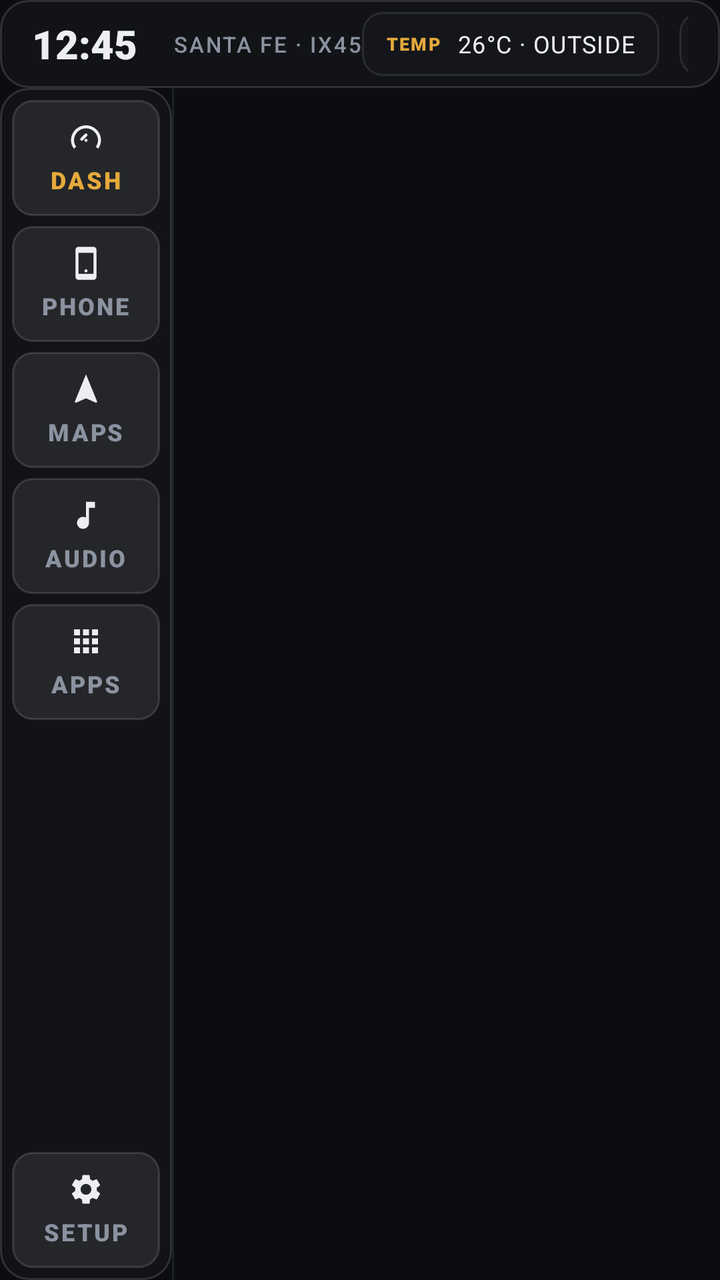
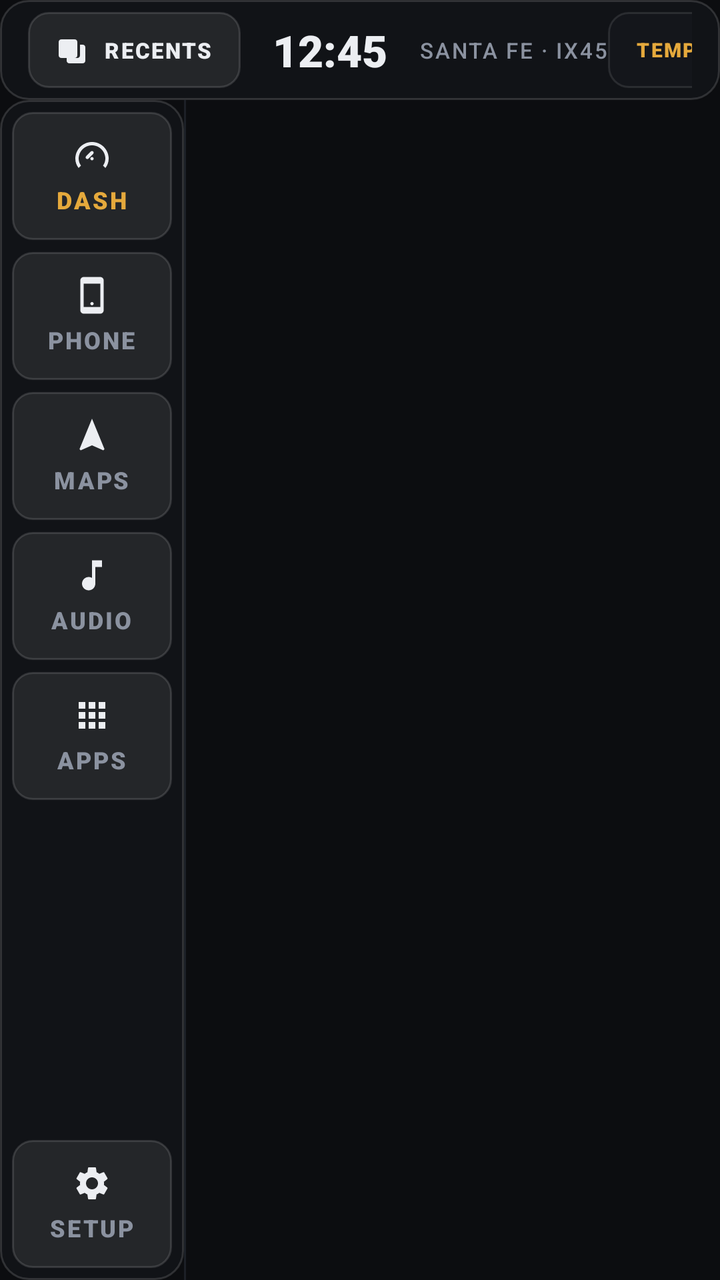

An Android layout rendered at two revisions. The XML below is the earlier revision; the diff shows what the commit changed to produce the second picture.
<!-- AndroidManifest.xml: application theme Theme.ApexDrive -->
<!-- res/layout/activity_main.xml -->
<?xml version="1.0" encoding="utf-8"?>
<LinearLayout xmlns:android="http://schemas.android.com/apk/res/android"
    android:layout_width="match_parent"
    android:layout_height="match_parent"
    android:orientation="vertical"
    android:background="@color/cockpit_surface_base">

    
    <LinearLayout
        android:id="@+id/headerBar"
        android:layout_width="match_parent"
        android:layout_height="44dp"
        android:orientation="horizontal"
        android:gravity="center_vertical"
        android:background="@drawable/bg_panel"
        android:paddingStart="16dp"
        android:paddingEnd="16dp">

        
        <TextView
            android:id="@+id/tvClock"
            android:layout_width="wrap_content"
            android:layout_height="wrap_content"
            android:text="12:45"
            android:textColor="@color/cockpit_text_primary"
            android:textSize="20sp"
            android:fontFamily="sans-serif-black" />

        
        <TextView
            android:id="@+id/tvVehicleModel"
            android:layout_width="wrap_content"
            android:layout_height="wrap_content"
            android:layout_marginStart="18dp"
            android:text="SANTA FE · IX45"
            android:textColor="@color/cockpit_text_secondary"
            android:textSize="11sp"
            android:fontFamily="sans-serif-medium"
            android:letterSpacing="0.08" />

        <View
            android:layout_width="0dp"
            android:layout_height="1dp"
            android:layout_weight="1" />

        
        <LinearLayout
            android:id="@+id/pillHeaderWeather"
            android:layout_width="wrap_content"
            android:layout_height="32dp"
            android:orientation="horizontal"
            android:gravity="center_vertical"
            android:background="@drawable/bg_card_inner"
            android:paddingStart="12dp"
            android:paddingEnd="12dp"
            android:clickable="true"
            android:focusable="true">

            <TextView
                android:id="@+id/tvWeatherIcon"
                android:layout_width="wrap_content"
                android:layout_height="wrap_content"
                android:text="TEMP"
                android:textColor="@color/accent_amber"
                android:textSize="9sp"
                android:fontFamily="sans-serif-black"
                android:letterSpacing="0.08" />

            <TextView
                android:id="@+id/tvWeatherText"
                android:layout_width="wrap_content"
                android:layout_height="wrap_content"
                android:layout_marginStart="8dp"
                android:text="26°C · OUTSIDE"
                android:textColor="@color/cockpit_text_primary"
                android:textSize="12sp"
                android:fontFamily="sans-serif-bold"
                android:letterSpacing="0.04" />
        </LinearLayout>

        
        <LinearLayout
            android:id="@+id/pillHeaderBluetooth"
            android:layout_width="wrap_content"
            android:layout_height="32dp"
            android:layout_marginStart="10dp"
            android:orientation="horizontal"
            android:gravity="center_vertical"
            android:background="@drawable/bg_card_inner"
            android:paddingStart="12dp"
            android:paddingEnd="12dp"
            android:clickable="true"
            android:focusable="true">

            <ImageView
                android:id="@+id/ivHeaderBtIcon"
                android:layout_width="14dp"
                android:layout_height="14dp"
                android:src="@drawable/ic_nav_bluetooth"
                android:contentDescription="Bluetooth" />

            <TextView
                android:id="@+id/tvHeaderBluetooth"
                android:layout_width="wrap_content"
                android:layout_height="wrap_content"
                android:layout_marginStart="8dp"
                android:text="NOT CONNECTED"
                android:textColor="@color/cockpit_text_secondary"
                android:textSize="11sp"
                android:fontFamily="sans-serif-bold"
                android:letterSpacing="0.04" />
        </LinearLayout>

    </LinearLayout>

    
    <LinearLayout
        android:layout_width="match_parent"
        android:layout_height="0dp"
        android:layout_weight="1"
        android:orientation="horizontal">

        
        <LinearLayout
            android:id="@+id/driverRail"
            android:layout_width="86dp"
            android:layout_height="match_parent"
            android:orientation="vertical"
            android:gravity="center_horizontal"
            android:background="@drawable/bg_panel"
            android:paddingTop="6dp"
            android:paddingBottom="6dp">

            
            <LinearLayout
                android:id="@+id/railBtnDash"
                android:layout_width="74dp"
                android:layout_height="58dp"
                android:orientation="vertical"
                android:gravity="center"
                android:background="@drawable/bg_elevated_btn"
                android:clickable="true"
                android:focusable="true">

                <ImageView
                    android:id="@+id/ivDashIcon"
                    android:layout_width="18dp"
                    android:layout_height="18dp"
                    android:src="@drawable/ic_nav_dash"
                    android:contentDescription="Dash" />

                <TextView
                    android:id="@+id/tvDashLabel"
                    android:layout_width="wrap_content"
                    android:layout_height="wrap_content"
                    android:layout_marginTop="4dp"
                    android:text="DASH"
                    android:textColor="@color/accent_amber"
                    android:textSize="12sp"
                    android:fontFamily="sans-serif-black"
                    android:letterSpacing="0.08" />
            </LinearLayout>

            
            <LinearLayout
                android:id="@+id/railBtnCarPlay"
                android:layout_width="74dp"
                android:layout_height="58dp"
                android:layout_marginTop="5dp"
                android:orientation="vertical"
                android:gravity="center"
                android:background="@drawable/bg_elevated_btn"
                android:clickable="true"
                android:focusable="true">

                <ImageView
                    android:id="@+id/ivCarPlayIcon"
                    android:layout_width="18dp"
                    android:layout_height="18dp"
                    android:src="@drawable/ic_nav_carplay"
                    android:contentDescription="CarPlay" />

                <TextView
                    android:id="@+id/tvCarPlayLabel"
                    android:layout_width="wrap_content"
                    android:layout_height="wrap_content"
                    android:layout_marginTop="4dp"
                    android:text="PHONE"
                    android:textColor="@color/cockpit_text_secondary"
                    android:textSize="12sp"
                    android:fontFamily="sans-serif-black"
                    android:letterSpacing="0.08" />
            </LinearLayout>

            
            <LinearLayout
                android:id="@+id/railBtnMaps"
                android:layout_width="74dp"
                android:layout_height="58dp"
                android:layout_marginTop="5dp"
                android:orientation="vertical"
                android:gravity="center"
                android:background="@drawable/bg_elevated_btn"
                android:clickable="true"
                android:focusable="true">

                <ImageView
                    android:id="@+id/ivMapsIcon"
                    android:layout_width="18dp"
                    android:layout_height="18dp"
                    android:src="@drawable/ic_nav_maps"
                    android:contentDescription="Maps" />

                <TextView
                    android:id="@+id/tvMapsLabel"
                    android:layout_width="wrap_content"
                    android:layout_height="wrap_content"
                    android:layout_marginTop="4dp"
                    android:text="MAPS"
                    android:textColor="@color/cockpit_text_secondary"
                    android:textSize="12sp"
                    android:fontFamily="sans-serif-black"
                    android:letterSpacing="0.08" />
            </LinearLayout>

            
            <LinearLayout
                android:id="@+id/railBtnAudio"
                android:layout_width="74dp"
                android:layout_height="58dp"
                android:layout_marginTop="5dp"
                android:orientation="vertical"
                android:gravity="center"
                android:background="@drawable/bg_elevated_btn"
                android:clickable="true"
                android:focusable="true">

                <ImageView
                    android:id="@+id/ivAudioIcon"
                    android:layout_width="18dp"
                    android:layout_height="18dp"
                    android:src="@drawable/ic_nav_audio"
                    android:contentDescription="Audio" />

                <TextView
                    android:id="@+id/tvAudioLabel"
                    android:layout_width="wrap_content"
                    android:layout_height="wrap_content"
                    android:layout_marginTop="4dp"
                    android:text="AUDIO"
                    android:textColor="@color/cockpit_text_secondary"
                    android:textSize="12sp"
                    android:fontFamily="sans-serif-black"
                    android:letterSpacing="0.08" />
            </LinearLayout>

            
            <LinearLayout
                android:id="@+id/railBtnApps"
                android:layout_width="74dp"
                android:layout_height="58dp"
                android:layout_marginTop="5dp"
                android:orientation="vertical"
                android:gravity="center"
                android:background="@drawable/bg_elevated_btn"
                android:clickable="true"
                android:focusable="true">

                <ImageView
                    android:id="@+id/ivAppsIcon"
                    android:layout_width="18dp"
                    android:layout_height="18dp"
                    android:src="@drawable/ic_nav_apps"
                    android:contentDescription="Apps" />

                <TextView
                    android:id="@+id/tvAppsLabel"
                    android:layout_width="wrap_content"
                    android:layout_height="wrap_content"
                    android:layout_marginTop="4dp"
                    android:text="APPS"
                    android:textColor="@color/cockpit_text_secondary"
                    android:textSize="12sp"
                    android:fontFamily="sans-serif-black"
                    android:letterSpacing="0.08" />
            </LinearLayout>

            
            <View
                android:layout_width="1dp"
                android:layout_height="0dp"
                android:layout_weight="1" />

            
            <LinearLayout
                android:id="@+id/railBtnSetup"
                android:layout_width="74dp"
                android:layout_height="58dp"
                android:orientation="vertical"
                android:gravity="center"
                android:background="@drawable/bg_elevated_btn"
                android:clickable="true"
                android:focusable="true">

                <ImageView
                    android:id="@+id/ivSetupIcon"
                    android:layout_width="18dp"
                    android:layout_height="18dp"
                    android:src="@drawable/ic_nav_setup"
                    android:contentDescription="Setup" />

                <TextView
                    android:id="@+id/tvSetupLabel"
                    android:layout_width="wrap_content"
                    android:layout_height="wrap_content"
                    android:layout_marginTop="4dp"
                    android:text="SETUP"
                    android:textColor="@color/cockpit_text_secondary"
                    android:textSize="12sp"
                    android:fontFamily="sans-serif-black"
                    android:letterSpacing="0.08" />
            </LinearLayout>

        </LinearLayout>

        
        <View
            android:layout_width="1dp"
            android:layout_height="match_parent"
            android:background="@color/cockpit_surface_border_subtle" />

        
        <FrameLayout
            android:id="@+id/viewContainer"
            android:layout_width="0dp"
            android:layout_height="match_parent"
            android:layout_weight="1" />

    </LinearLayout>

</LinearLayout>
<!-- resources referenced by this layout -->
<resources>
  <color name="accent_amber">#E5A93C</color>
  <color name="cockpit_surface_base">#0C0D10</color>
  <color name="cockpit_surface_border_subtle">#1C2027</color>
  <color name="cockpit_text_primary">#ECEEF2</color>
  <color name="cockpit_text_secondary">#8B92A0</color>
  <!-- drawable bg_card_inner (drawable) -->
  <?xml version="1.0" encoding="utf-8"?>
  <shape xmlns:android="http://schemas.android.com/apk/res/android"
      android:shape="rectangle">
      
      <solid android:color="#77181B22" />
      <stroke
          android:width="1dp"
          android:color="#1AFFFFFF" />
      <corners android:radius="10dp" />
  </shape>
  <!-- drawable bg_panel (drawable) -->
  <?xml version="1.0" encoding="utf-8"?>
  <shape xmlns:android="http://schemas.android.com/apk/res/android"
      android:shape="rectangle">
      
      <solid android:color="#E8121419" />
      <stroke
          android:width="1dp"
          android:color="#24FFFFFF" />
      <corners android:radius="14dp" />
  </shape>
  <!-- drawable ic_nav_apps (drawable) -->
  <vector xmlns:android="http://schemas.android.com/apk/res/android"
      android:width="24dp"
      android:height="24dp"
      android:viewportWidth="24"
      android:viewportHeight="24">
      
      <path
          android:fillColor="#ECEEF2"
          android:pathData="M4,8h4V4H4v4zm6,12h4v-4h-4v4zm-6,0h4v-4H4v4zm0,-6h4v-4H4v4zm6,0h4v-4h-4v4zm6,-10v4h4V4h-4zm-6,4h4V4h-4v4zm6,6h4v-4h-4v4zm0,6h4v-4h-4v4z" />
  </vector>
  <!-- drawable ic_nav_audio (drawable) -->
  <vector xmlns:android="http://schemas.android.com/apk/res/android"
      android:width="24dp"
      android:height="24dp"
      android:viewportWidth="24"
      android:viewportHeight="24">
      
      <path
          android:fillColor="#ECEEF2"
          android:pathData="M12,3v10.55c-0.59,-0.34 -1.27,-0.55 -2,-0.55 -2.21,0 -4,1.79 -4,4s1.79,4 4,4 4,-1.79 4,-4V7h4V3h-6z" />
  </vector>
  <!-- drawable ic_nav_bluetooth (drawable) -->
  <vector xmlns:android="http://schemas.android.com/apk/res/android"
      android:width="24dp"
      android:height="24dp"
      android:viewportWidth="24"
      android:viewportHeight="24">
      
      <path
          android:fillColor="#ECEEF2"
          android:pathData="M17.71,7.71L12,2h-1v7.59L6.41,5 5,6.41 10.59,12 5,17.59 6.41,19 11,14.41V22h1l5.71,-5.71 -4.3,-4.29 4.3,-4.29zM13,5.83l1.88,1.88L13,9.59V5.83zm1.88,10.46L13,18.17v-3.76l1.88,1.88z" />
  </vector>
  <!-- drawable ic_nav_carplay (drawable) -->
  <vector xmlns:android="http://schemas.android.com/apk/res/android"
      android:width="24dp"
      android:height="24dp"
      android:viewportWidth="24"
      android:viewportHeight="24">
      
      <path
          android:fillColor="#ECEEF2"
          android:pathData="M17,1.01L7,1c-1.1,0 -2,0.9 -2,2v18c0,1.1 0.9,2 2,2h10c1.1,0 2,-0.9 2,-2V3c0,-1.1 -0.9,-1.99 -2,-1.99zM17,19H7V5h10v14zM12,18c0.55,0 1,-0.45 1,-1s-0.45,-1 -1,-1 -1,0.45 -1,1 0.45,1 1,1z" />
  </vector>
  <!-- drawable ic_nav_maps (drawable) -->
  <vector xmlns:android="http://schemas.android.com/apk/res/android"
      android:width="24dp"
      android:height="24dp"
      android:viewportWidth="24"
      android:viewportHeight="24">
      
      <path
          android:fillColor="#ECEEF2"
          android:pathData="M12,2L4.5,20.29l0.71,0.71L12,18l6.79,3 0.71,-0.71z" />
  </vector>
  <color name="cockpit_surface_panel">#13151A</color>
  <!-- unchanged entries left out for length: 4 -->
</resources>

<!-- the commit's change to res/layout/activity_main.xml (unified diff, before → after) -->
@@ -9,12 +9,45 @@
     <LinearLayout
         android:id="@+id/headerBar"
         android:layout_width="match_parent"
-        android:layout_height="44dp"
+        android:layout_height="50dp"
         android:orientation="horizontal"
         android:gravity="center_vertical"
         android:background="@drawable/bg_panel"
-        android:paddingStart="16dp"
-        android:paddingEnd="16dp">
+        android:paddingStart="14dp"
+        android:paddingEnd="14dp">
+
+        
+        <LinearLayout
+            android:id="@+id/btnHeaderRecents"
+            android:layout_width="wrap_content"
+            android:layout_height="38dp"
+            android:orientation="horizontal"
+            android:gravity="center_vertical"
+            android:background="@drawable/bg_elevated_btn"
+            android:paddingStart="14dp"
+            android:paddingEnd="14dp"
+            android:layout_marginEnd="16dp"
+            android:clickable="true"
+            android:focusable="true">
+
+            <ImageView
+                android:id="@+id/ivHeaderRecentsIcon"
+                android:layout_width="16dp"
+                android:layout_height="16dp"
+                android:src="@drawable/ic_nav_recents"
+                android:contentDescription="Task Switcher" />
+
+            <TextView
+                android:id="@+id/tvHeaderRecentsText"
+                android:layout_width="wrap_content"
+                android:layout_height="wrap_content"
+                android:layout_marginStart="8dp"
+                android:text="RECENTS"
+                android:textColor="@color/cockpit_text_primary"
+                android:textSize="11sp"
+                android:fontFamily="sans-serif-black"
+                android:letterSpacing="0.08" />
+        </LinearLayout>
 
         
         <TextView
@@ -23,7 +56,7 @@
             android:layout_height="wrap_content"
             android:text="12:45"
             android:textColor="@color/cockpit_text_primary"
-            android:textSize="20sp"
+            android:textSize="22sp"
             android:fontFamily="sans-serif-black" />
 
         
@@ -31,7 +64,7 @@
             android:id="@+id/tvVehicleModel"
             android:layout_width="wrap_content"
             android:layout_height="wrap_content"
-            android:layout_marginStart="18dp"
+            android:layout_marginStart="16dp"
             android:text="SANTA FE · IX45"
             android:textColor="@color/cockpit_text_secondary"
             android:textSize="11sp"
@@ -47,12 +80,12 @@
         <LinearLayout
             android:id="@+id/pillHeaderWeather"
             android:layout_width="wrap_content"
-            android:layout_height="32dp"
+            android:layout_height="38dp"
             android:orientation="horizontal"
             android:gravity="center_vertical"
             android:background="@drawable/bg_card_inner"
-            android:paddingStart="12dp"
-            android:paddingEnd="12dp"
+            android:paddingStart="14dp"
+            android:paddingEnd="14dp"
             android:clickable="true"
             android:focusable="true">
 
@@ -62,7 +95,7 @@
                 android:layout_height="wrap_content"
                 android:text="TEMP"
                 android:textColor="@color/accent_amber"
-                android:textSize="9sp"
+                android:textSize="10sp"
                 android:fontFamily="sans-serif-black"
                 android:letterSpacing="0.08" />
 
@@ -82,20 +115,20 @@
         <LinearLayout
             android:id="@+id/pillHeaderBluetooth"
             android:layout_width="wrap_content"
-            android:layout_height="32dp"
-            android:layout_marginStart="10dp"
+            android:layout_height="38dp"
+            android:layout_marginStart="12dp"
             android:orientation="horizontal"
             android:gravity="center_vertical"
             android:background="@drawable/bg_card_inner"
-            android:paddingStart="12dp"
-            android:paddingEnd="12dp"
+            android:paddingStart="14dp"
+            android:paddingEnd="14dp"
             android:clickable="true"
             android:focusable="true">
 
             <ImageView
                 android:id="@+id/ivHeaderBtIcon"
-                android:layout_width="14dp"
-                android:layout_height="14dp"
+                android:layout_width="16dp"
+                android:layout_height="16dp"
                 android:src="@drawable/ic_nav_bluetooth"
                 android:contentDescription="Bluetooth" />
 
@@ -106,7 +139,7 @@
                 android:layout_marginStart="8dp"
                 android:text="NOT CONNECTED"
                 android:textColor="@color/cockpit_text_secondary"
-                android:textSize="11sp"
+                android:textSize="12sp"
                 android:fontFamily="sans-serif-bold"
                 android:letterSpacing="0.04" />
         </LinearLayout>
@@ -123,7 +156,7 @@
         
         <LinearLayout
             android:id="@+id/driverRail"
-            android:layout_width="86dp"
+            android:layout_width="92dp"
             android:layout_height="match_parent"
             android:orientation="vertical"
             android:gravity="center_horizontal"
@@ -134,8 +167,8 @@
             
             <LinearLayout
                 android:id="@+id/railBtnDash"
-                android:layout_width="74dp"
-                android:layout_height="58dp"
+                android:layout_width="80dp"
+                android:layout_height="64dp"
                 android:orientation="vertical"
                 android:gravity="center"
                 android:background="@drawable/bg_elevated_btn"
@@ -144,8 +177,8 @@
 
                 <ImageView
                     android:id="@+id/ivDashIcon"
-                    android:layout_width="18dp"
-                    android:layout_height="18dp"
+                    android:layout_width="20dp"
+                    android:layout_height="20dp"
                     android:src="@drawable/ic_nav_dash"
                     android:contentDescription="Dash" />
 
@@ -164,9 +197,9 @@
             
             <LinearLayout
                 android:id="@+id/railBtnCarPlay"
-                android:layout_width="74dp"
-                android:layout_height="58dp"
-                android:layout_marginTop="5dp"
+                android:layout_width="80dp"
+                android:layout_height="64dp"
+                android:layout_marginTop="6dp"
                 android:orientation="vertical"
                 android:gravity="center"
                 android:background="@drawable/bg_elevated_btn"
@@ -175,8 +208,8 @@
 
                 <ImageView
                     android:id="@+id/ivCarPlayIcon"
-                    android:layout_width="18dp"
-                    android:layout_height="18dp"
+                    android:layout_width="20dp"
+                    android:layout_height="20dp"
                     android:src="@drawable/ic_nav_carplay"
                     android:contentDescription="CarPlay" />
 
@@ -195,9 +228,9 @@
             
             <LinearLayout
                 android:id="@+id/railBtnMaps"
-                android:layout_width="74dp"
-                android:layout_height="58dp"
-                android:layout_marginTop="5dp"
+                android:layout_width="80dp"
+                android:layout_height="64dp"
+                android:layout_marginTop="6dp"
                 android:orientation="vertical"
                 android:gravity="center"
                 android:background="@drawable/bg_elevated_btn"
@@ -206,8 +239,8 @@
 
                 <ImageView
                     android:id="@+id/ivMapsIcon"
-                    android:layout_width="18dp"
-                    android:layout_height="18dp"
+                    android:layout_width="20dp"
+                    android:layout_height="20dp"
                     android:src="@drawable/ic_nav_maps"
                     android:contentDescription="Maps" />
 
@@ -226,9 +259,9 @@
             
             <LinearLayout
                 android:id="@+id/railBtnAudio"
-                android:layout_width="74dp"
-                android:layout_height="58dp"
-                android:layout_marginTop="5dp"
+                android:layout_width="80dp"
+                android:layout_height="64dp"
+                android:layout_marginTop="6dp"
                 android:orientation="vertical"
                 android:gravity="center"
                 android:background="@drawable/bg_elevated_btn"
@@ -237,8 +270,8 @@
 
                 <ImageView
                     android:id="@+id/ivAudioIcon"
-                    android:layout_width="18dp"
-                    android:layout_height="18dp"
+                    android:layout_width="20dp"
+                    android:layout_height="20dp"
                     android:src="@drawable/ic_nav_audio"
                     android:contentDescription="Audio" />
 
@@ -257,9 +290,9 @@
             
             <LinearLayout
                 android:id="@+id/railBtnApps"
-                android:layout_width="74dp"
-                android:layout_height="58dp"
-                android:layout_marginTop="5dp"
+                android:layout_width="80dp"
+                android:layout_height="64dp"
+                android:layout_marginTop="6dp"
                 android:orientation="vertical"
                 android:gravity="center"
                 android:background="@drawable/bg_elevated_btn"
@@ -268,8 +301,8 @@
 
                 <ImageView
                     android:id="@+id/ivAppsIcon"
-                    android:layout_width="18dp"
-                    android:layout_height="18dp"
+                    android:layout_width="20dp"
+                    android:layout_height="20dp"
                     android:src="@drawable/ic_nav_apps"
                     android:contentDescription="Apps" />
 
@@ -294,8 +327,8 @@
             
             <LinearLayout
                 android:id="@+id/railBtnSetup"
-                android:layout_width="74dp"
-                android:layout_height="58dp"
+                android:layout_width="80dp"
+                android:layout_height="64dp"
                 android:orientation="vertical"
                 android:gravity="center"
                 android:background="@drawable/bg_elevated_btn"
@@ -304,8 +337,8 @@
 
                 <ImageView
                     android:id="@+id/ivSetupIcon"
-                    android:layout_width="18dp"
-                    android:layout_height="18dp"
+                    android:layout_width="20dp"
+                    android:layout_height="20dp"
                     android:src="@drawable/ic_nav_setup"
                     android:contentDescription="Setup" />
 
<!-- resource entries referenced after the edit -->
@@ -82,6 +82,17 @@
           android:fillColor="#ECEEF2"
           android:pathData="M12,2L4.5,20.29l0.71,0.71L12,18l6.79,3 0.71,-0.71z" />
   </vector>
+  <!-- drawable ic_nav_recents (drawable) -->
+  <vector xmlns:android="http://schemas.android.com/apk/res/android"
+      android:width="24dp"
+      android:height="24dp"
+      android:viewportWidth="24"
+      android:viewportHeight="24">
+      
+      <path
+          android:fillColor="#ECEEF2"
+          android:pathData="M4,4h10c1.1,0 2,0.9 2,2v10c0,1.1 -0.9,2 -2,2H4c-1.1,0 -2,-0.9 -2,-2V6c0,-1.1 0.9,-2 2,-2zm14,4h2c1.1,0 2,0.9 2,2v10c0,1.1 -0.9,2 -2,2h-10c-1.1,0 -2,-0.9 -2,-2v-2h8c1.1,0 2,-0.9 2,-2V8z" />
+  </vector>
   <color name="cockpit_surface_panel">#13151A</color>
   <!-- unchanged entries left out for length: 4 -->
 </resources>
